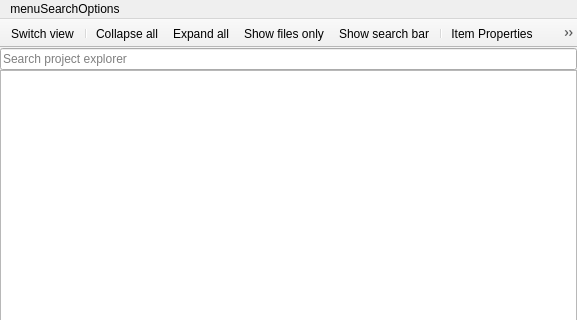
The window that res/forms/form_expl.ui (TophUwO/Noriko) describes before a commit, drawn with Qt 5; both pictures show x 0 to 577 and y 0 to 320 of the 577 by 712 pixel window.
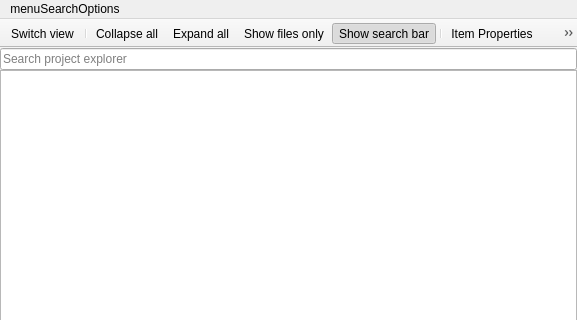
The same window after the commit. Icons and pictures are not drawn.

Diff of the .ui file:
```diff
--- a/res/forms/form_expl.ui
+++ b/res/forms/form_expl.ui
@@ -215,6 +215,9 @@
    <property name="checkable">
     <bool>true</bool>
    </property>
+   <property name="checked">
+    <bool>true</bool>
+   </property>
    <property name="icon">
     <iconset resource="../resource.qrc">
      <normaloff>:/icons/ico_search.png</normaloff>:/icons/ico_search.png</iconset>
```
Left out of the diff: 61 changed lines with no effect on the pictures.
